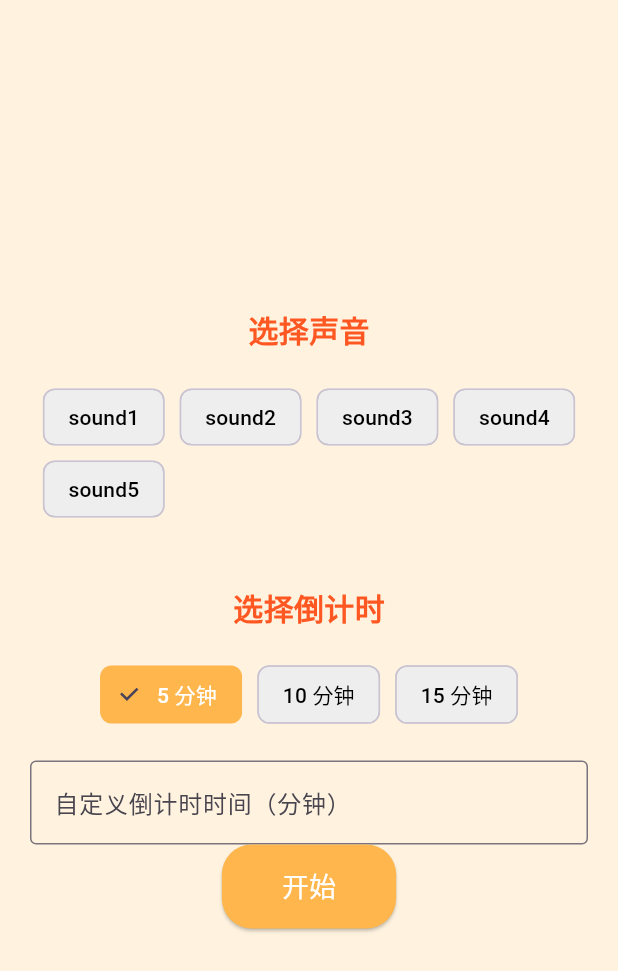
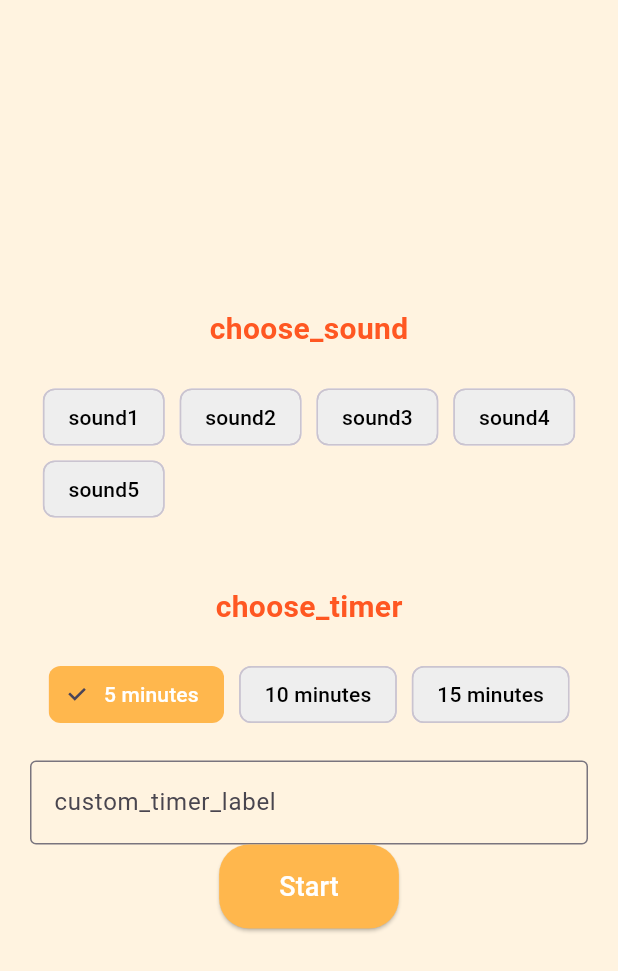
Before and after one commit to xiangxiang3451/EMMOApp, a Flutter app: the SoundScreen screen opened directly, on a phone screen of 412 x 824 dp. Shown: the top 971 px of the screen. Run offline on Flutter 3.47's test engine with Material 3 defaults, Android fonts, the phone set to English and light mode, and no system bars; our stand-ins replace audioplayers, cloud_firestore, firebase_auth, firebase_core, geocoding, geolocator and 6 more; missing offline and left inert: mailer; accounts and stored records are empty.

Commit message:
Language switching function

```diff
--- a/lib/screens/sound_Screen.dart
+++ b/lib/screens/sound_Screen.dart
@@ -1,4 +1,5 @@
 import 'package:emmo/main.dart';
+import 'package:emmo/services/language.dart'; // 引入你的I18N类
 import 'package:flutter/material.dart';
 import 'package:audioplayers/audioplayers.dart';
 
@@ -95,7 +96,7 @@ class _SoundScreenState extends State<SoundScreen> with WidgetsBindingObserver {
   void startTimer() {
     if (selectedSound.isEmpty) {
       ScaffoldMessenger.of(context).showSnackBar(
-        const SnackBar(content: Text('请先选择一个声音')),
+        SnackBar(content: Text(I18N.translate('please_select_sound'))),
       );
       return;
     }
@@ -103,7 +104,7 @@ class _SoundScreenState extends State<SoundScreen> with WidgetsBindingObserver {
     int customTime = int.tryParse(customTimeController.text) ?? selectedTime;
     if (customTime <= 0) {
       ScaffoldMessenger.of(context).showSnackBar(
-        const SnackBar(content: Text('请输入有效的倒计时时间')),
+        SnackBar(content: Text(I18N.translate('enter_valid_time'))),
       );
       return;
     }
@@ -158,7 +159,7 @@ class _SoundScreenState extends State<SoundScreen> with WidgetsBindingObserver {
         // 如果倒计时正在运行且未暂停，则阻止返回
         if (isTimerRunning && !isPaused) {
           ScaffoldMessenger.of(context).showSnackBar(
-            const SnackBar(content: Text('倒计时运行中，无法退出页面')),
+            SnackBar(content: Text(I18N.translate('timer_running'))),
           );
           return false;
         }
@@ -171,9 +172,9 @@ class _SoundScreenState extends State<SoundScreen> with WidgetsBindingObserver {
           child: Column(
             mainAxisAlignment: MainAxisAlignment.center,
             children: [
-              const Text(
-                '选择声音',
-                style: TextStyle(
+              Text(
+                I18N.translate('choose_sound'),
+                style: const TextStyle(
                   fontSize: 20,
                   fontWeight: FontWeight.bold,
                   color: Colors.deepOrange,
@@ -200,9 +201,9 @@ class _SoundScreenState extends State<SoundScreen> with WidgetsBindingObserver {
                 }).toList(),
               ),
               const SizedBox(height: 40),
-              const Text(
-                '选择倒计时',
-                style: TextStyle(
+              Text(
+                I18N.translate('choose_timer'),
+                style: const TextStyle(
                   fontSize: 20,
                   fontWeight: FontWeight.bold,
                   color: Colors.deepOrange,
@@ -213,7 +214,7 @@ class _SoundScreenState extends State<SoundScreen> with WidgetsBindingObserver {
                 spacing: 10,
                 children: timerOptions.map((time) {
                   return ChoiceChip(
-                    label: Text('$time 分钟'),
+                    label: Text('$time ${I18N.translate('minutes')}'),
                     selected: selectedTime == time,
                     onSelected: (selected) {
                       setState(() {
@@ -231,16 +232,16 @@ class _SoundScreenState extends State<SoundScreen> with WidgetsBindingObserver {
               const SizedBox(height: 20),
               TextField(
                 controller: customTimeController,
-                decoration: const InputDecoration(
-                  labelText: '自定义倒计时时间（分钟）',
-                  border: OutlineInputBorder(),
+                decoration: InputDecoration(
+                  labelText: I18N.translate('custom_timer_label'),
+                  border: const OutlineInputBorder(),
                 ),
                 keyboardType: TextInputType.number,
               ),
               // const SizedBox(height: 40),
               if (isTimerRunning)
                 Text(
-                  '剩余时间: ${formatTime(remainingTime)}',
+                  '${I18N.translate('remaining_time')}: ${formatTime(remainingTime)}',
                   style: const TextStyle(
                     fontSize: 24,
                     fontWeight: FontWeight.bold,
@@ -258,9 +259,9 @@ class _SoundScreenState extends State<SoundScreen> with WidgetsBindingObserver {
                       borderRadius: BorderRadius.circular(20),
                     ),
                   ),
-                  child: const Text(
-                    '开始',
-                    style: TextStyle(
+                  child: Text(
+                    I18N.translate('start'),
+                    style: const TextStyle(
                       fontSize: 18,
                       color: Colors.white,
                     ),
@@ -276,9 +277,9 @@ class _SoundScreenState extends State<SoundScreen> with WidgetsBindingObserver {
                       borderRadius: BorderRadius.circular(20),
                     ),
                   ),
-                  child: const Text(
-                    '暂停',
-                    style: TextStyle(
+                  child: Text(
+                    I18N.translate('pause'),
+                    style: const TextStyle(
                       fontSize: 18,
                       color: Colors.white,
                     ),
@@ -294,9 +295,9 @@ class _SoundScreenState extends State<SoundScreen> with WidgetsBindingObserver {
                       borderRadius: BorderRadius.circular(20),
                     ),
                   ),
-                  child: const Text(
-                    '继续',
-                    style: TextStyle(
+                  child: Text(
+                    I18N.translate('resume'),
+                    style: const TextStyle(
                       fontSize: 18,
                       color: Colors.white,
                     ),
--- /dev/null
+++ b/lib/services/language.dart
@@ -0,0 +1,73 @@
+
+class I18N {
+  // 定义不同语言下的文本字典
+  static final Map<String, Map<String, String>> _localizedValues = {
+    'en': {
+      'home': 'Home',
+      'talk': 'Talk',
+      'games': 'Games',
+      'relax': 'Relax',
+      'settings': 'Settings',
+      'export_pdf': 'Export PDF',
+      'language': 'Language',
+      'exit': 'EXIT',
+      'enter_your_feelings': 'Enter your feelings',
+      'send': 'Send',
+      'continue': 'Continue',
+      'end_and_summarize': 'End & Summarize',
+      'restart_conversation': 'Restart Conversation',
+      'select_sound': 'Select Sound',
+      'select_timer': 'Select Timer',
+      'custom_time': 'Custom Timer (minutes)',
+      'start': 'Start',
+      'pause': 'Pause',
+      'resume': 'Resume',
+      'remaining_time': 'Remaining Time: ',
+      'please_select_sound': 'Please select a sound first',
+      'invalid_time': 'Please enter a valid timer value',
+      'unable_to_leave': 'Timer is running, unable to leave the page',
+    },
+    'zh': {
+      'home': '首页',
+      'talk': '谈话',
+      'games': '游戏',
+      'relax': '放松',
+      'settings': '设置',
+      'export_pdf': '导出 PDF',
+      'language': '语言',
+      'exit': '退出',
+      'enter_your_feelings': '输入你的感受',
+      'send': '发送',
+      'continue': '继续',
+      'end_and_summarize': '结束并总结',
+      'restart_conversation': '重新开始对话',
+      'select_sound': '选择声音',
+      'select_timer': '选择倒计时',
+      'custom_time': '自定义倒计时时间（分钟）',
+      'start': '开始',
+      'pause': '暂停',
+      'resume': '继续',
+      'remaining_time': '剩余时间: ',
+      'please_select_sound': '请先选择一个声音',
+      'invalid_time': '请输入有效的倒计时时间',
+      'unable_to_leave': '倒计时运行中，无法退出页面',
+    }
+  };
+
+  // 当前语言的设置，默认为英语
+  static String _currentLanguage = 'en';
+
+  // 获取当前语言的文本
+  static String translate(String key) {
+    return _localizedValues[_currentLanguage]?[key] ?? key;
+  }
+
+  // 设置当前语言
+  static void setLanguage(String languageCode) {
+    _currentLanguage = languageCode;
+  }
+
+  // 获取当前语言代码
+  static String get currentLanguage => _currentLanguage;
+
+}
```
Also changed, not shown: lib/features/chat/views/chat_screen.dart (+10 -10 lines), lib/features/home/views/home_screen.dart (+56 -35 lines), 4 other files.
